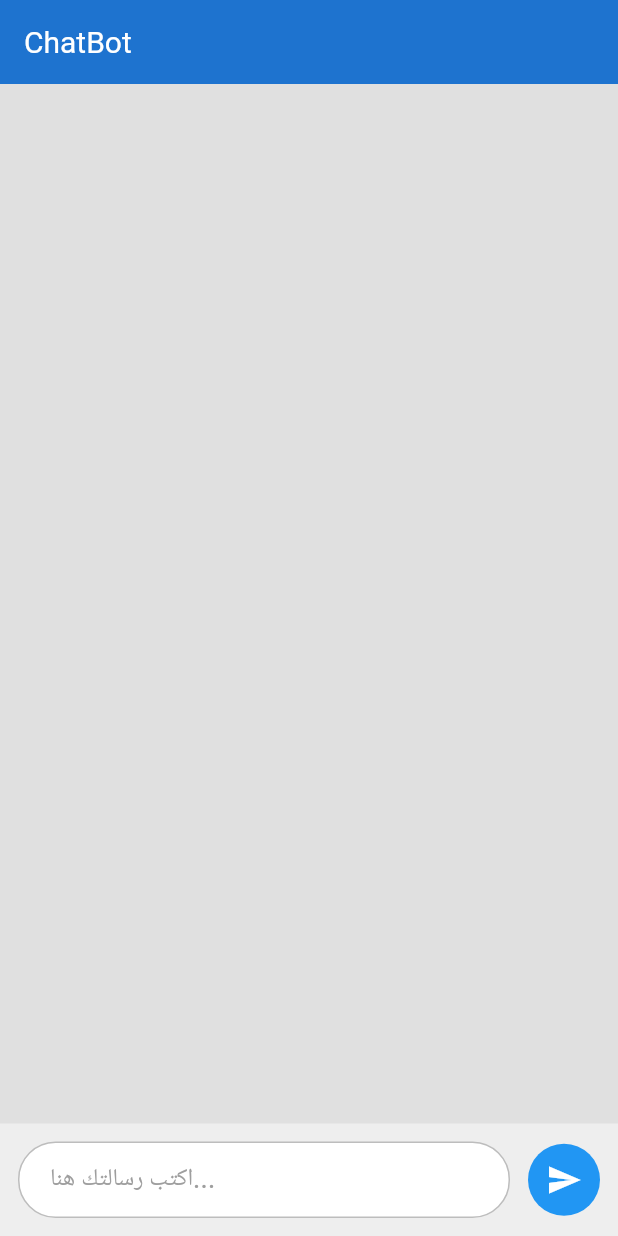
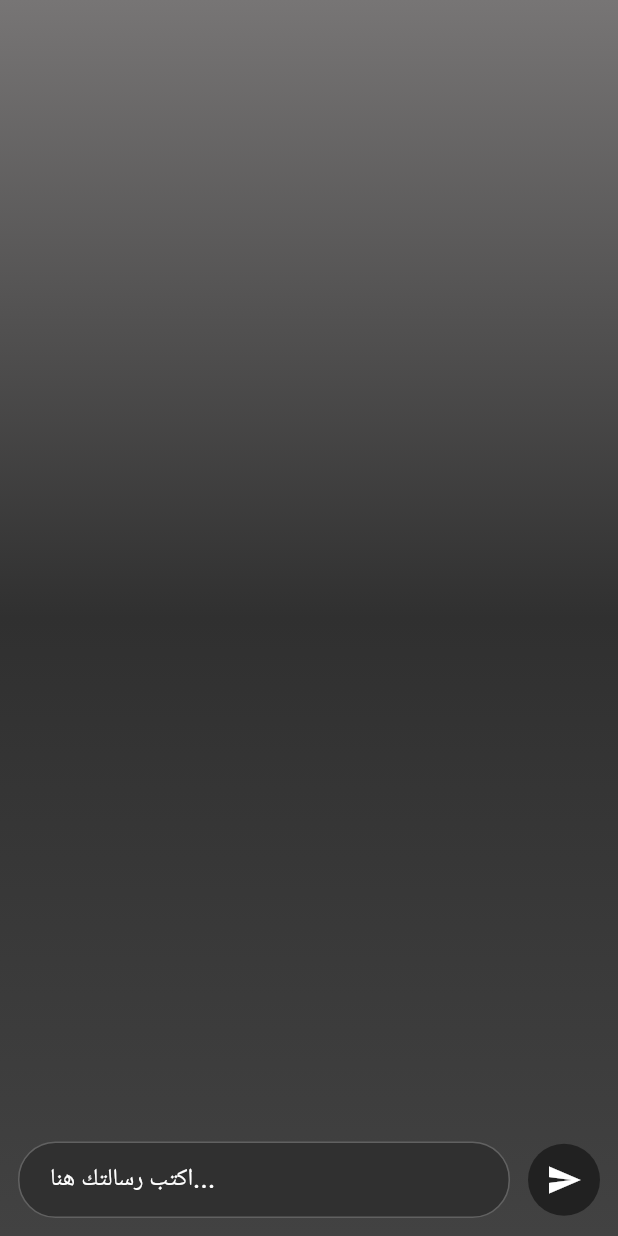
Before and after one commit to r1356-w/ChatBot, a Flutter app: the screen it shows after launch, on a phone screen of 412 x 824 dp. Run offline on Flutter 3.47's test engine with Material 3 defaults, Android fonts, the phone set to English and light mode, and no system bars; our stand-ins replace flutter_bloc, speech_to_text.

Commit message:
Initial commit

```diff
--- /dev/null
+++ b/lib/chat_screen.dart
@@ -0,0 +1,146 @@
+import 'package:flutter/material.dart';
+import 'package:flutter_bloc/flutter_bloc.dart';
+import 'bloc/chat_bloc.dart';
+import 'bloc/chat_event.dart';
+import 'bloc/chat_state.dart';
+
+class ChatScreen extends StatelessWidget {
+  final TextEditingController _controller = TextEditingController();
+
+  @override
+  Widget build(BuildContext context) {
+    return Scaffold(
+      body: Container(
+        decoration: BoxDecoration(
+          gradient: LinearGradient(
+            begin: Alignment.topCenter,
+            end: Alignment.bottomCenter,
+            colors: [
+              const Color.fromARGB(255, 119, 117, 117)!,
+              Colors.grey[850]!,
+              Colors.grey[800]!,
+            ],
+          ),
+        ),
+        child: SafeArea(
+          child: Column(
+            children: [
+              Expanded(
+                child: BlocBuilder<ChatBloc, ChatState>(
+                  builder: (context, state) {
+                    return ListView.builder(
+                      padding: EdgeInsets.all(8),
+                      itemCount: state.messages.length,
+                      itemBuilder: (context, index) {
+                        final msg = state.messages[index];
+                        return Padding(
+                          padding: EdgeInsets.symmetric(vertical: 4),
+                          child: Row(
+                            mainAxisAlignment: msg['sender'] == 'user'
+                                ? MainAxisAlignment.end
+                                : MainAxisAlignment.start,
+                            children: [
+                              Container(
+                                constraints: BoxConstraints(
+                                  maxWidth:
+                                      MediaQuery.of(context).size.width * 0.7,
+                                ),
+                                padding: EdgeInsets.symmetric(
+                                  horizontal: 16,
+                                  vertical: 12,
+                                ),
+                                decoration: BoxDecoration(
+                                  color: msg['sender'] == 'user'
+                                      ? Colors.grey[900]
+                                      : Colors.grey[900],
+                                  borderRadius: BorderRadius.circular(20),
+                                ),
+                                child: Text(
+                                  msg['text'] ?? '',
+                                  style: TextStyle(
+                                    color: const Color.fromARGB(
+                                      255,
+                                      255,
+                                      255,
+                                      255,
+                                    ),
+                                    fontSize: 16,
+                                    fontWeight: FontWeight.w500,
+                                  ),
+                                  textDirection: TextDirection.rtl,
+                                ),
+                              ),
+                            ],
+                          ),
+                        );
+                      },
+                    );
+                  },
+                ),
+              ),
+              Container(
+                padding: EdgeInsets.all(12),
+                color: Colors.transparent,
+                child: Row(
+                  children: [
+                    Expanded(
+                      child: Container(
+                        decoration: BoxDecoration(
+                          color: Colors.grey[850],
+                          borderRadius: BorderRadius.circular(25),
+                          border: Border.all(color: Colors.grey[700]!),
+                        ),
+
+                        child: TextField(
+                          controller: _controller,
+                          onSubmitted: (text) {
+                            context.read<ChatBloc>().add(SendMessage(text));
+                            _controller.clear();
+                          },
+                          style: TextStyle(
+                            color: Colors.white,
+                            fontSize: 16,
+                            fontWeight: FontWeight.w500,
+                          ),
+                          textDirection: TextDirection.rtl,
+                          decoration: InputDecoration(
+                            hintText: 'اكتب رسالتك هنا...',
+                            hintStyle: TextStyle(
+                              color: Colors.white,
+                              fontSize: 16,
+                            ),
+                            border: InputBorder.none,
+                            contentPadding: EdgeInsets.symmetric(
+                              horizontal: 20,
+                              vertical: 12,
+                            ),
+                          ),
+                        ),
+                      ),
+                    ),
+                    SizedBox(width: 12),
+                    Container(
+                      decoration: BoxDecoration(
+                        color: Colors.grey[900],
+                        borderRadius: BorderRadius.circular(25),
+                      ),
+                      child: IconButton(
+                        icon: Icon(Icons.send, color: Colors.white, size: 24),
+                        onPressed: () {
+                          context.read<ChatBloc>().add(
+                            SendMessage(_controller.text),
+                          );
+                          _controller.clear();
+                        },
+                      ),
+                    ),
+                  ],
+                ),
+              ),
+            ],
+          ),
+        ),
+      ),
+    );
+  }
+}
--- a/lib/main.dart
+++ b/lib/main.dart
@@ -1,11 +1,7 @@
 import 'package:flutter/material.dart';
-import 'package:speech_to_text/speech_to_text.dart' as stt;
-import 'package:http/http.dart' as http;
-import 'dart:convert';
 import 'package:flutter_bloc/flutter_bloc.dart';
 import 'bloc/chat_bloc.dart';
-import 'bloc/chat_event.dart';
-import 'bloc/chat_state.dart';
+import 'chat_screen.dart';
 
 void main() => runApp(ChatBotApp());
 
@@ -13,135 +9,8 @@ class ChatBotApp extends StatelessWidget {
   @override
   Widget build(BuildContext context) {
     return MaterialApp(
+      debugShowCheckedModeBanner: false,
       home: BlocProvider(create: (_) => ChatBloc(), child: ChatScreen()),
     );
   }
 }
-
-class ChatScreen extends StatelessWidget {
-  final TextEditingController _controller = TextEditingController();
-
-  @override
-  Widget build(BuildContext context) {
-    return Scaffold(
-      backgroundColor: Colors.grey[300],
-      appBar: AppBar(
-        title: Text(
-          'ChatBot',
-          style: TextStyle(color: Colors.white, fontSize: 20),
-        ),
-        backgroundColor: Colors.blue[700],
-        elevation: 2,
-      ),
-      body: Column(
-        children: [
-          Expanded(
-            child: BlocBuilder<ChatBloc, ChatState>(
-              builder: (context, state) {
-                return ListView.builder(
-                  padding: EdgeInsets.all(8),
-                  itemCount: state.messages.length,
-                  itemBuilder: (context, index) {
-                    final msg = state.messages[index];
-                    return Padding(
-                      padding: EdgeInsets.symmetric(vertical: 4),
-                      child: Row(
-                        mainAxisAlignment: msg['sender'] == 'user'
-                            ? MainAxisAlignment.end
-                            : MainAxisAlignment.start,
-                        children: [
-                          Container(
-                            constraints: BoxConstraints(
-                              maxWidth: MediaQuery.of(context).size.width * 0.7,
-                            ),
-                            padding: EdgeInsets.symmetric(
-                              horizontal: 16,
-                              vertical: 12,
-                            ),
-                            decoration: BoxDecoration(
-                              color: msg['sender'] == 'user'
-                                  ? Colors.white
-                                  : Colors.blue[100],
-                              borderRadius: BorderRadius.circular(20),
-                            ),
-                            child: Text(
-                              msg['text'] ?? '',
-                              style: TextStyle(
-                                color: Colors.black,
-                                fontSize: 16,
-                                fontWeight: FontWeight.w500,
-                              ),
-                              textDirection: TextDirection.rtl,
-                            ),
-                          ),
-                        ],
-                      ),
-                    );
-                  },
-                );
-              },
-            ),
-          ),
-          Container(
-            padding: EdgeInsets.all(12),
-            color: Colors.grey[200],
-            child: Row(
-              children: [
-                Expanded(
-                  child: Container(
-                    decoration: BoxDecoration(
-                      color: Colors.white,
-                      borderRadius: BorderRadius.circular(25),
-                      border: Border.all(color: Colors.grey[400]!),
-                    ),
-                    child: TextField(
-                      controller: _controller,
-                      onSubmitted: (text) {
-                        context.read<ChatBloc>().add(SendMessage(text));
-                        _controller.clear();
-                      },
-                      style: TextStyle(
-                        color: Colors.black,
-                        fontSize: 16,
-                        fontWeight: FontWeight.w500,
-                      ),
-                      textDirection: TextDirection.rtl,
-                      decoration: InputDecoration(
-                        hintText: 'اكتب رسالتك هنا...',
-                        hintStyle: TextStyle(
-                          color: Colors.grey[500],
-                          fontSize: 16,
-                        ),
-                        border: InputBorder.none,
-                        contentPadding: EdgeInsets.symmetric(
-                          horizontal: 20,
-                          vertical: 12,
-                        ),
-                      ),
-                    ),
-                  ),
-                ),
-                SizedBox(width: 12),
-                Container(
-                  decoration: BoxDecoration(
-                    color: Colors.blue,
-                    borderRadius: BorderRadius.circular(25),
-                  ),
-                  child: IconButton(
-                    icon: Icon(Icons.send, color: Colors.white, size: 24),
-                    onPressed: () {
-                      context.read<ChatBloc>().add(
-                        SendMessage(_controller.text),
-                      );
-                      _controller.clear();
-                    },
-                  ),
-                ),
-              ],
-            ),
-          ),
-        ],
-      ),
-    );
-  }
-}
```
